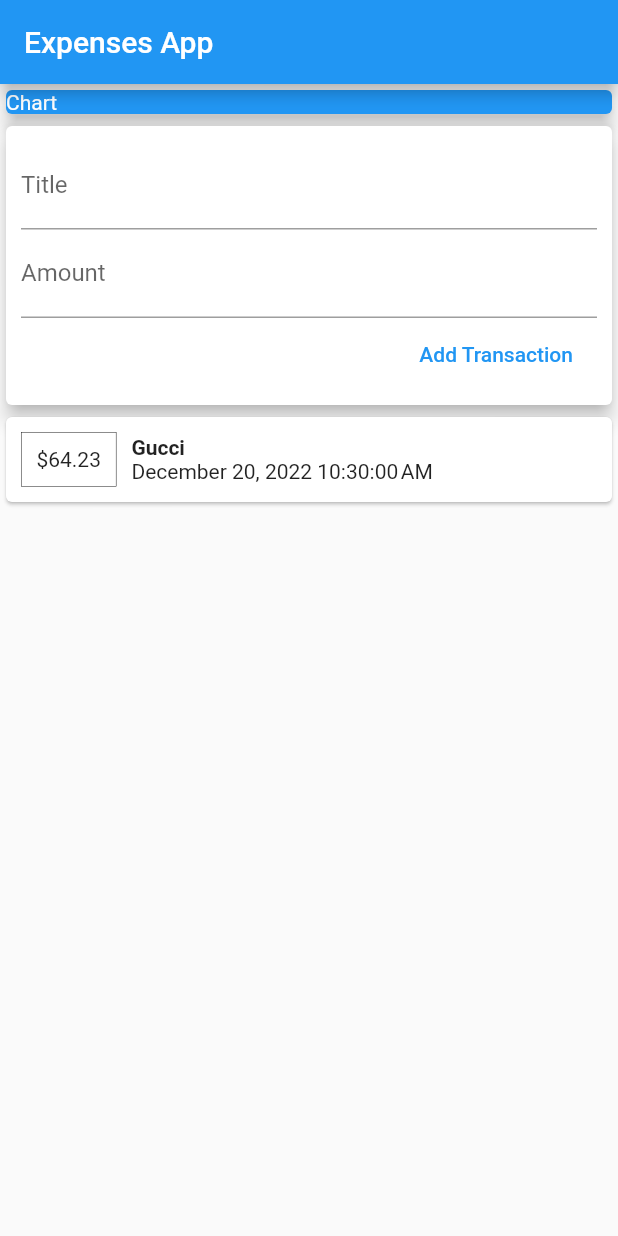
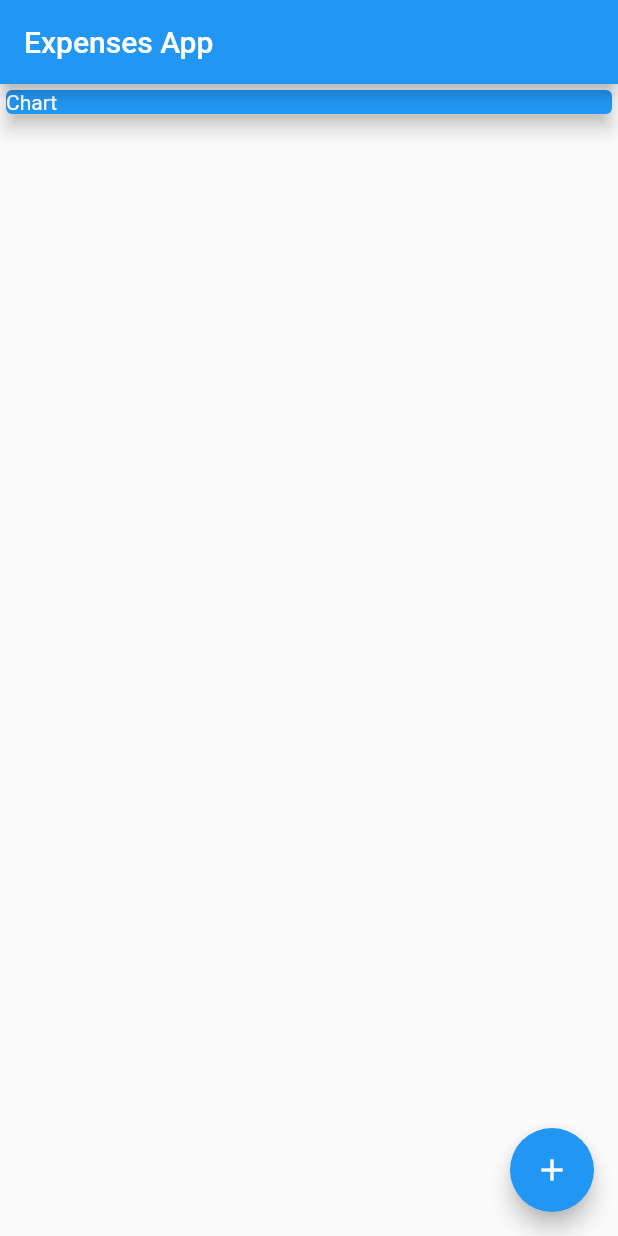
Before and after one commit to AjibsBaba/expenses-app, a Flutter app: the screen it shows after launch, on a phone screen of 412 x 824 dp. Run offline on Flutter 3.47's test engine with Material 2 defaults, Android fonts, the phone set to English and light mode, and no system bars.

```diff
--- a/lib/main.dart
+++ b/lib/main.dart
@@ -1,5 +1,7 @@
-import 'package:expense_app/widgets/user_transactions.dart';
+import 'package:expense_app/widgets/new_transaction.dart';
 import 'package:flutter/material.dart';
+import 'package:expense_app/models/transaction.dart';
+import 'package:expense_app/widgets/transaction_list.dart';
 
 void main() {
   runApp(const MyApp());
@@ -11,7 +13,7 @@ class MyApp extends StatelessWidget {
   @override
   Widget build(BuildContext context) {
     return MaterialApp(
-      title: 'Expenses App',
+      title: 'Expense App',
       theme: ThemeData(
         primarySwatch: Colors.blue,
       ),
@@ -20,8 +22,39 @@ class MyApp extends StatelessWidget {
   }
 }
 
-class MyHomePage extends StatelessWidget {
+class MyHomePage extends StatefulWidget {
   MyHomePage({super.key});
+
+  @override
+  State<MyHomePage> createState() => _MyHomePageState();
+}
+
+class _MyHomePageState extends State<MyHomePage> {
+  final List<Transaction> _userTransactions = [];
+
+  void _addNewTransaction(String title, double amount) {
+    final newTx = Transaction(
+        title: title,
+        amount: amount,
+        date: DateTime.now(),
+        id: DateTime.now().toString());
+
+    setState(() {
+      _userTransactions.add(newTx);
+    });
+  }
+
+  void _openModal(BuildContext ctx) {
+    showModalBottomSheet(
+        context: ctx,
+        builder: (_) {
+          return GestureDetector(
+            onTap: () {},
+            behavior: HitTestBehavior.opaque,
+            child: NewTransaction(_addNewTransaction),
+          );
+        });
+  }
 
   @override
   Widget build(BuildContext context) {
@@ -30,8 +63,8 @@ class MyHomePage extends StatelessWidget {
       body: SingleChildScrollView(
         child: Column(
           crossAxisAlignment: CrossAxisAlignment.stretch,
-        children: const <Widget>[
-          SizedBox(
+          children: <Widget>[
+            const SizedBox(
               width: double.infinity,
               child: Card(
                 color: Colors.blue,
@@ -42,9 +75,16 @@ class MyHomePage extends StatelessWidget {
                 ),
               ),
             ),
-          UserTransactions()
+            TransactionList(_userTransactions),
           ],
-      )),
+        ),
+      ),
+      floatingActionButton: FloatingActionButton(
+        child: const Icon(Icons.add),
+        onPressed: () {
+          _openModal(context);
+        },
+      ),
     );
   }
 }
--- a/lib/widgets/user_transactions.dart
+++ /dev/null
@@ -1,39 +0,0 @@
-import 'package:flutter/material.dart';
-import 'package:expense_app/widgets/new_transaction.dart';
-import 'package:expense_app/widgets/transaction_list.dart';
-import 'package:expense_app/models/transaction.dart';
-
-class UserTransactions extends StatefulWidget {
-  const UserTransactions({Key? key}) : super(key: key);
-
-  @override
-  State<UserTransactions> createState() => _UserTransactionsState();
-}
-
-class _UserTransactionsState extends State<UserTransactions> {
-  final List<Transaction> _userTransactions = [
-    Transaction(id: 't1', title: 'Gucci', amount: 64.23, date: DateTime.now())
-  ];
-
-  void _addNewTransaction(String title, double amount) {
-    final newTx = Transaction(
-        title: title,
-        amount: amount,
-        date: DateTime.now(),
-        id: DateTime.now().toString());
-
-    setState(() {
-      _userTransactions.add(newTx);
-    });
-  }
-
-  @override
-  Widget build(BuildContext context) {
-    return Column(
-      children: <Widget>[
-        NewTransaction(_addNewTransaction),
-        TransactionList(_userTransactions)
-      ],
-    );
-  }
-}
```
Also changed, not shown: lib/widgets/new_transaction.dart (+13 -4 lines). Lines whose indentation alone changed are shown as unchanged.
